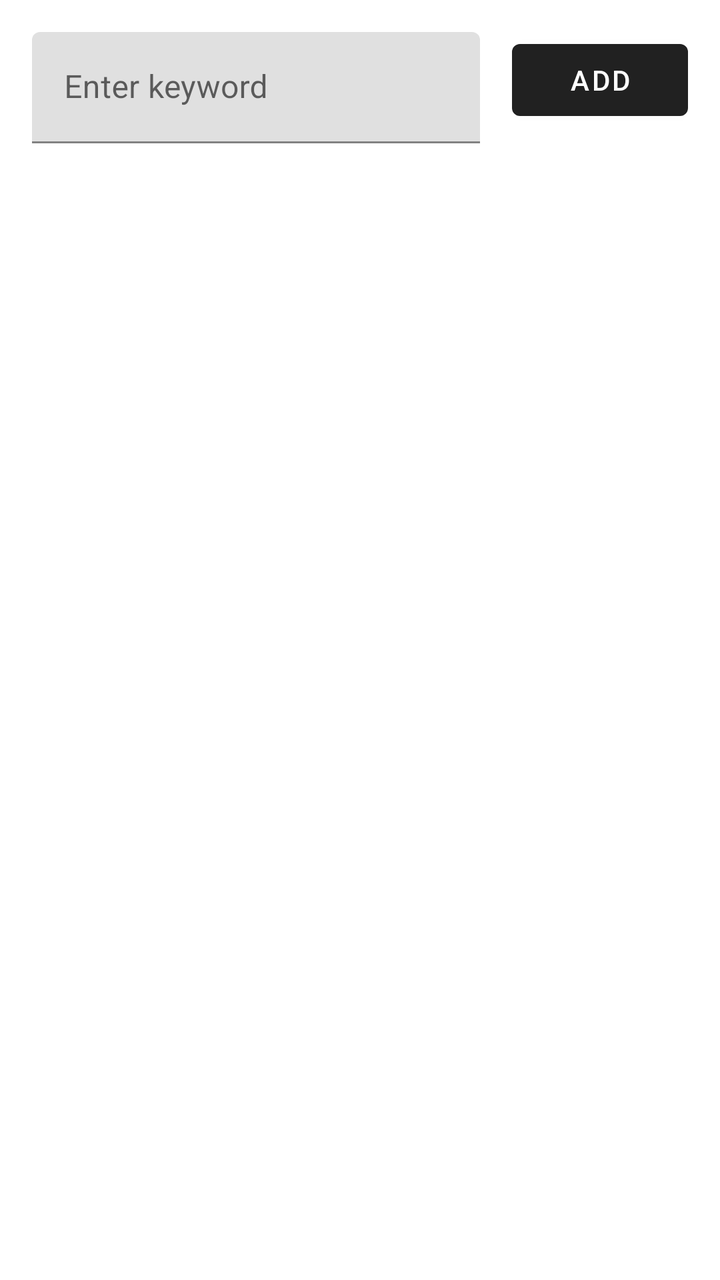
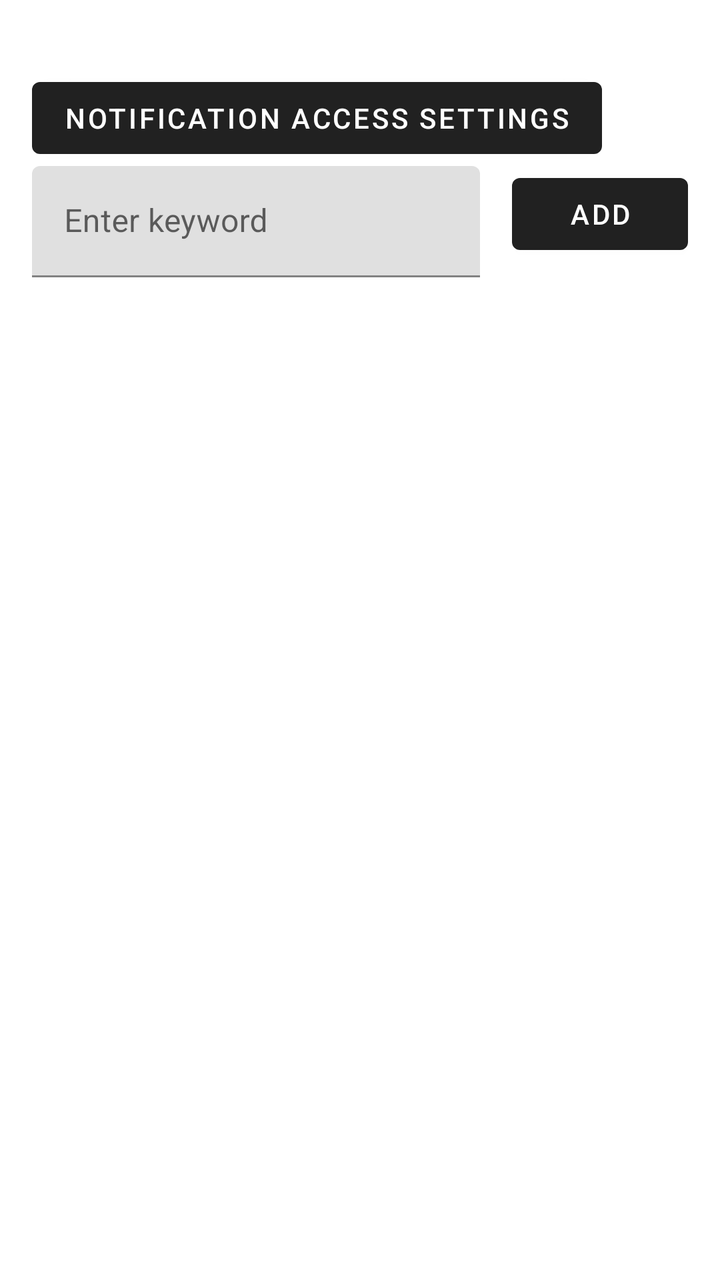

Screens rendered from an Android XML layout before and after an edit, with the pre-edit source and the edit as a unified diff.
<!-- AndroidManifest.xml: application theme Theme.MaterialComponents.Light.DarkActionBar -->
<!-- res/layout/activity_main.xml -->
<?xml version="1.0" encoding="utf-8"?>
<androidx.constraintlayout.widget.ConstraintLayout xmlns:android="http://schemas.android.com/apk/res/android" xmlns:app="http://schemas.android.com/apk/res-auto" xmlns:tools="http://schemas.android.com/tools" android:layout_width="match_parent" android:layout_height="match_parent" android:padding="16dp" tools:context=".MainActivity">
	<com.google.android.material.textfield.TextInputLayout android:id="@+id/keywordInputLayout" android:layout_width="0dp" android:layout_height="wrap_content" android:layout_marginEnd="16dp" android:hint="Enter keyword" app:layout_constraintEnd_toStartOf="@+id/addButton" app:layout_constraintStart_toStartOf="parent" app:layout_constraintTop_toTopOf="parent">
		<com.google.android.material.textfield.TextInputEditText android:id="@+id/keywordEditText" android:layout_width="match_parent" android:layout_height="wrap_content" />
	</com.google.android.material.textfield.TextInputLayout>
	<Button android:id="@+id/addButton" android:layout_width="wrap_content" android:layout_height="wrap_content" android:layout_marginStart="16dp" android:text="Add" app:layout_constraintEnd_toEndOf="parent" app:layout_constraintTop_toTopOf="parent" />
	<androidx.recyclerview.widget.RecyclerView android:id="@+id/keywordRecyclerView" android:layout_width="0dp" android:layout_height="0dp" android:layout_marginTop="16dp" app:layout_constraintBottom_toBottomOf="parent" app:layout_constraintEnd_toEndOf="parent" app:layout_constraintStart_toStartOf="parent" app:layout_constraintTop_toBottomOf="@+id/keywordInputLayout" />
</androidx.constraintlayout.widget.ConstraintLayout>
<!-- resources referenced by this layout -->
<resources>

</resources>

<!-- the commit's change to res/layout/activity_main.xml (unified diff, before → after) -->
@@ -1,8 +1,22 @@
 <?xml version="1.0" encoding="utf-8"?>
 <androidx.constraintlayout.widget.ConstraintLayout xmlns:android="http://schemas.android.com/apk/res/android" xmlns:app="http://schemas.android.com/apk/res-auto" xmlns:tools="http://schemas.android.com/tools" android:layout_width="match_parent" android:layout_height="match_parent" android:padding="16dp" tools:context=".MainActivity">
-	<com.google.android.material.textfield.TextInputLayout android:id="@+id/keywordInputLayout" android:layout_width="0dp" android:layout_height="wrap_content" android:layout_marginEnd="16dp" android:hint="Enter keyword" app:layout_constraintEnd_toStartOf="@+id/addButton" app:layout_constraintStart_toStartOf="parent" app:layout_constraintTop_toTopOf="parent">
+    <TextView
+        android:id="@+id/notificationAccessStatus"
+        android:layout_width="0dp"
+        android:layout_height="wrap_content"
+        app:layout_constraintTop_toTopOf="parent"
+        app:layout_constraintStart_toStartOf="parent"
+        app:layout_constraintEnd_toEndOf="parent" />
+    <Button
+        android:id="@+id/notificationAccessButton"
+        android:layout_width="wrap_content"
+        android:layout_height="wrap_content"
+        android:text="@string/notification_settings"
+        app:layout_constraintTop_toBottomOf="@id/notificationAccessStatus"
+        app:layout_constraintStart_toStartOf="parent" />
+	<com.google.android.material.textfield.TextInputLayout android:id="@+id/keywordInputLayout" android:layout_width="0dp" android:layout_height="wrap_content" android:layout_marginEnd="16dp" android:hint="Enter keyword" app:layout_constraintEnd_toStartOf="@+id/addButton" app:layout_constraintStart_toStartOf="parent" app:layout_constraintTop_toBottomOf="@id/notificationAccessButton">
 		<com.google.android.material.textfield.TextInputEditText android:id="@+id/keywordEditText" android:layout_width="match_parent" android:layout_height="wrap_content" />
 	</com.google.android.material.textfield.TextInputLayout>
-	<Button android:id="@+id/addButton" android:layout_width="wrap_content" android:layout_height="wrap_content" android:layout_marginStart="16dp" android:text="Add" app:layout_constraintEnd_toEndOf="parent" app:layout_constraintTop_toTopOf="parent" />
+	<Button android:id="@+id/addButton" android:layout_width="wrap_content" android:layout_height="wrap_content" android:layout_marginStart="16dp" android:text="Add" app:layout_constraintEnd_toEndOf="parent" app:layout_constraintTop_toBottomOf="@id/notificationAccessButton" />
 	<androidx.recyclerview.widget.RecyclerView android:id="@+id/keywordRecyclerView" android:layout_width="0dp" android:layout_height="0dp" android:layout_marginTop="16dp" app:layout_constraintBottom_toBottomOf="parent" app:layout_constraintEnd_toEndOf="parent" app:layout_constraintStart_toStartOf="parent" app:layout_constraintTop_toBottomOf="@+id/keywordInputLayout" />
 </androidx.constraintlayout.widget.ConstraintLayout>
<!-- resource entries referenced after the edit -->
@@ -1,5 +1,5 @@
 <!-- resources referenced by this layout -->
 <resources>
-
+  <string name="notification_settings">Notification access settings</string>
 </resources>
 
